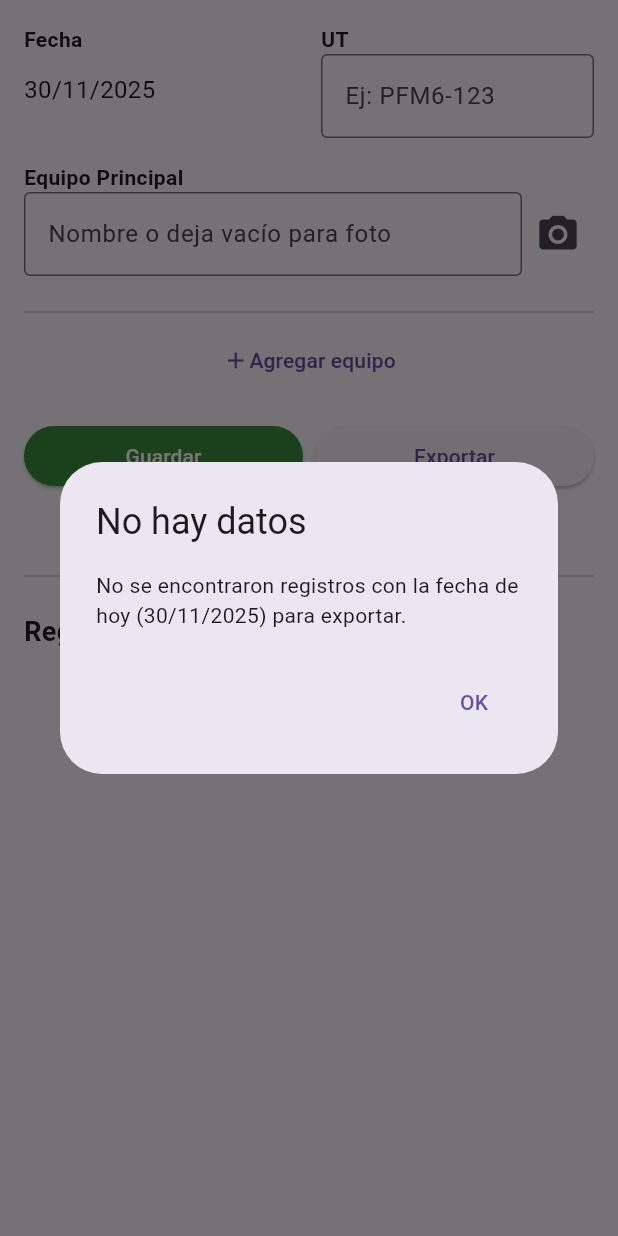
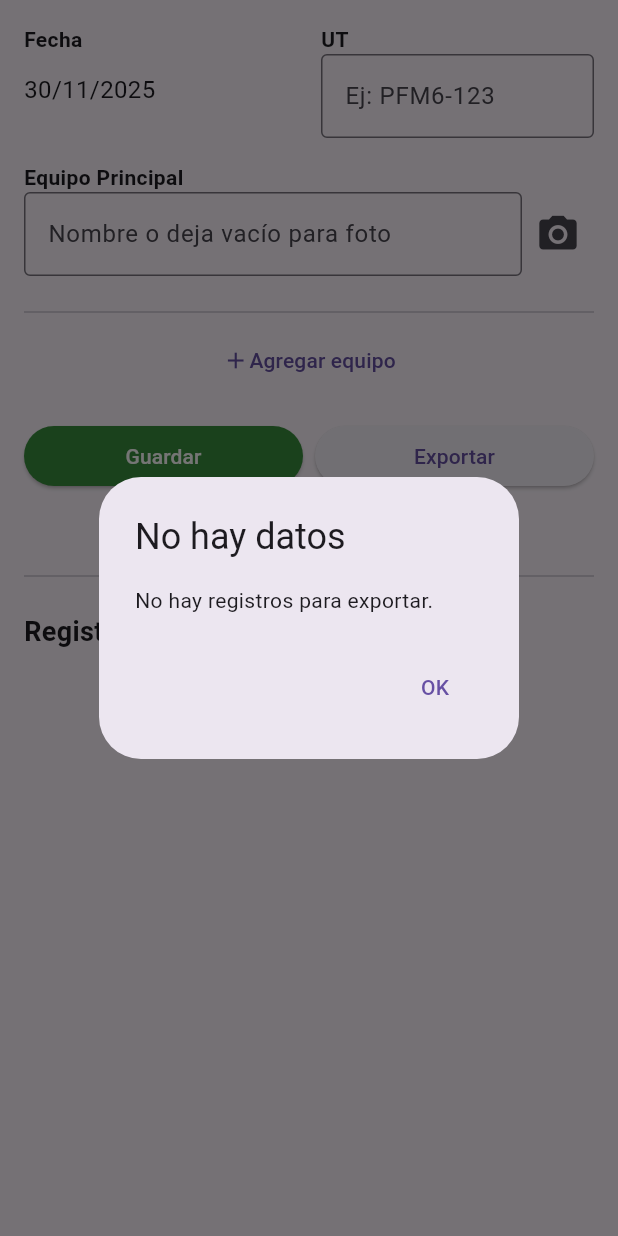
Before and after one commit to yhobany/MulReportCND, a Flutter app: the EquiposScreen screen opened directly, after a tap on "Exportar", on a phone screen of 412 x 824 dp. Run offline on Flutter 3.47's test engine with Material 3 defaults, Android fonts, the phone set to English and light mode, and no system bars; our stand-ins replace cloud_firestore, firebase_auth, firebase_core, image_picker, permission_handler, share_plus and 1 more; missing offline and left inert: dart:html; accounts and stored records are empty.

Commit message:
Mejora: Exportación flexible (sin filtro de fecha) y corrección de UI

```diff
--- a/lib/equipos_screen.dart
+++ b/lib/equipos_screen.dart
@@ -1,8 +1,7 @@
-// --- IMPORTACIONES CORREGIDAS ---
-import 'dart:convert'; // <-- ¡CORREGIDO! (dart:convert)
+// ... (Importaciones sin cambios)
+import 'dart:convert';
 import 'package:flutter/foundation.dart' show kIsWeb;
 import 'dart:io';
-// --- FIN DE LA CORRECCIÓN ---
 import 'package:flutter/material.dart';
 import 'package:image_picker/image_picker.dart';
 import 'package:permission_handler/permission_handler.dart';
@@ -22,7 +21,8 @@ class EquiposScreen extends StatefulWidget {
 }
 
 class _EquiposScreenState extends State<EquiposScreen> {
-  // (Propiedades de la clase sin cambios)
+  // (Variables y métodos init/dispose/camera/delete/save sin cambios)
+  // ...
   final FileManagerInterface fileManager = getFileManager();
   final TextEditingController _utController = TextEditingController();
   final TextEditingController _equipoPrincipalController = TextEditingController();
@@ -30,12 +30,8 @@ class _EquiposScreenState extends State<EquiposScreen> {
   List<EquipmentRecord> _savedRecords = [];
   bool _isCollapsed = false;
   Set<EquipmentRecord> _selectedRecords = {};
-  final String _currentDate =
-      "${DateTime.now().day}/${DateTime.now().month}/${DateTime.now().year}";
-  final List<String> validPrefixes = [
-    "PFM6", "PFM4", "PCM1", "PCM3", "PP30", "PP40",
-    "PP50", "PP90", "PP95", "PP20", "PR"
-  ];
+  final String _currentDate = "${DateTime.now().day}/${DateTime.now().month}/${DateTime.now().year}";
+  final List<String> validPrefixes = ["PFM6", "PFM4", "PCM1", "PCM3", "PP30", "PP40", "PP50", "PP90", "PP95", "PP20", "PR"];
   final ImagePicker _picker = ImagePicker();
 
   @override
@@ -44,8 +40,6 @@ class _EquiposScreenState extends State<EquiposScreen> {
     _loadRecords();
   }
 
-  // (El resto de funciones: _loadRecords, dispose, add/remove, _handleSave, _handleDelete no cambian)
-  // ...
   Future<void> _loadRecords() async {
     final records = await fileManager.readEquipmentRecords();
     setState(() {
@@ -118,23 +112,16 @@ class _EquiposScreenState extends State<EquiposScreen> {
     }
   }
 
-
   Future<void> _handleCamera(int? index) async {
     if (_utController.text.isEmpty) {
       _showAlertDialog('Error', 'Debe ingresar la UT antes de tomar una foto.');
       return;
     }
-
     XFile? photo;
     final ImageSource source = kIsWeb ? ImageSource.gallery : ImageSource.camera;
-
     if (kIsWeb) {
       try {
-        photo = await _picker.pickImage(
-          source: source,
-          imageQuality: 80,
-          maxWidth: 1024,
-        );
+        photo = await _picker.pickImage(source: source, imageQuality: 80, maxWidth: 1024);
       } catch (e) {
         _showAlertDialog('Error al seleccionar archivo', 'No se pudo cargar la imagen: $e');
       }
@@ -142,20 +129,14 @@ class _EquiposScreenState extends State<EquiposScreen> {
       var status = await Permission.camera.request();
       if (status.isGranted) {
         try {
-          photo = await _picker.pickImage(
-            source: source,
-            imageQuality: 80,
-            maxWidth: 1024,
-          );
+          photo = await _picker.pickImage(source: source, imageQuality: 80, maxWidth: 1024);
         } catch (e) {
           _showAlertDialog('Error de Cámara', 'No se pudo iniciar la cámara: $e');
         }
       } else if (status.isDenied || status.isPermanentlyDenied) {
-        _showAlertDialog('Permiso Denegado',
-            'No se puede usar la cámara sin permisos. Vaya a la configuración de la app para habilitarlos.');
+        _showAlertDialog('Permiso Denegado', 'No se puede usar la cámara sin permisos.');
       }
     }
-
     if (photo != null) {
       final String newFileName = await fileManager.getNextImageName(_utController.text);
       setState(() {
@@ -165,7 +146,6 @@ class _EquiposScreenState extends State<EquiposScreen> {
           _additionalEquipControllers[index].text = newFileName;
         }
       });
-      // (Paso pendiente de subir a Storage)
     }
   }
 
@@ -180,14 +160,8 @@ class _EquiposScreenState extends State<EquiposScreen> {
         title: const Text('Confirmar eliminación'),
         content: Text('¿Desea eliminar ${_selectedRecords.length} registro(s) seleccionado(s)?'),
         actions: [
-          TextButton(
-            onPressed: () => Navigator.of(context).pop(false),
-            child: const Text('Cancelar'),
-          ),
-          TextButton(
-            onPressed: () => Navigator.of(context).pop(true),
-            child: const Text('Confirmar'),
-          ),
+          TextButton(onPressed: () => Navigator.of(context).pop(false), child: const Text('Cancelar')),
+          TextButton(onPressed: () => Navigator.of(context).pop(true), child: const Text('Confirmar')),
         ],
       ),
     ) ?? false;
@@ -202,25 +176,35 @@ class _EquiposScreenState extends State<EquiposScreen> {
     }
   }
 
+  // --- FUNCIÓN DE EXPORTACIÓN (ACTUALIZADA) ---
   Future<void> _handleExport() async {
-    final String? csvContent = await fileManager.generateDatedCsvFileWithFilter();
+    // 1. DECIDIR QUÉ EXPORTAR
+    // Si hay seleccionados -> exportar seleccionados
+    // Si no hay seleccionados -> exportar TODO (_savedRecords)
+    final List<EquipmentRecord> recordsToExport =
+    _selectedRecords.isNotEmpty ? _selectedRecords.toList() : _savedRecords;
+
+    if (recordsToExport.isEmpty) {
+      _showAlertDialog('No hay datos', 'No hay registros para exportar.');
+      return;
+    }
+
+    // 2. Obtener el CONTENIDO CSV
+    final String? csvContent = await fileManager.exportRecords(recordsToExport);
 
     if (csvContent == null) {
-      _showAlertDialog('No hay datos', 'No se encontraron registros con la fecha de hoy ($_currentDate) para exportar.');
+      _showAlertDialog('Error', 'Error al generar el archivo CSV.');
       return;
     }
 
     final String dateSuffix = DateFormat('dd_MM_yy').format(DateTime.now());
-    final String fileName = "equipos_$dateSuffix.csv";
+    final String fileName = "equipos_export_$dateSuffix.csv"; // Nombre genérico
 
     if (kIsWeb) {
-      // --- LÓGICA WEB (CORREGIDA) ---
-      // Arreglamos la advertencia de 'anchor' no usado
       try {
         final bytes = utf8.encode(csvContent);
         final blob = html_stub.Blob([bytes], 'text/csv');
         final url = html_stub.Url.createObjectUrlFromBlob(blob);
-        // No necesitamos la variable 'anchor', podemos encadenar la llamada
         html_stub.AnchorElement(href: url)
           ..setAttribute("download", fileName)
           ..click();
@@ -229,9 +213,7 @@ class _EquiposScreenState extends State<EquiposScreen> {
       } catch (e) {
         _showAlertDialog('Error de Exportación Web', 'No se pudo descargar el archivo: $e');
       }
-
     } else {
-      // --- LÓGICA MÓVIL ---
       try {
         final tempDir = await getTemporaryDirectory();
         final File tempFile = File('${tempDir.path}/$fileName');
@@ -239,7 +221,7 @@ class _EquiposScreenState extends State<EquiposScreen> {
 
         await Share.shareXFiles(
           [XFile(tempFile.path)],
-          text: 'Registros de Equipos del día $_currentDate',
+          text: 'Exportación de Equipos',
           subject: 'Reporte CND - Equipos',
         );
       } catch (e) {
@@ -274,7 +256,7 @@ class _EquiposScreenState extends State<EquiposScreen> {
 
   @override
   Widget build(BuildContext context) {
-    // (El build() no cambia en absoluto)
+    // (El build() no cambia)
     return Scaffold(
       body: ListView(
         padding: const EdgeInsets.all(16.0),
--- a/lib/file_manager_firebase.dart
+++ b/lib/file_manager_firebase.dart
@@ -1,9 +1,9 @@
 // lib/file_manager_firebase.dart
 
-import 'dart:io'; // Necesario para la exportación MÓVIL
+import 'dart:io';
 import 'package:cloud_firestore/cloud_firestore.dart';
 import 'package:intl/intl.dart';
-import 'package:path_provider/path_provider.dart'; // Necesario para la exportación MÓVIL
+import 'package:path_provider/path_provider.dart';
 import 'package:shared_preferences/shared_preferences.dart';
 
 import 'equipment_record.dart';
@@ -12,8 +12,8 @@ import 'file_manager_interface.dart';
 class FileManager implements FileManagerInterface {
   final _firestore = FirebaseFirestore.instance;
 
-  // (Todas las funciones de REGISTRO no cambian)
-  // ...
+  // ... (saveDataToFile, _parseDate, searchInFile, saveEquipmentToCsv, readEquipmentRecords, deleteEquipmentRecords, getNextImageName NO CAMBIAN)
+
   @override
   Future<bool> saveDataToFile(
       String date, String ut, String point, String description) async {
@@ -75,8 +75,6 @@ class FileManager implements FileManagerInterface {
     return results;
   }
 
-  // (Funciones de EQUIPOS 'save', 'read', 'delete' no cambian)
-  // ...
   @override
   Future<bool> saveEquipmentToCsv(
       String date, String ut, String equipment) async {
@@ -137,7 +135,6 @@ class FileManager implements FileManagerInterface {
 
   @override
   Future<String> getNextImageName(String ut) async {
-    // (Esta función no cambia)
     final prefs = await SharedPreferences.getInstance();
     final prefix = ut.length >= 4 ? ut.substring(0, 4).toUpperCase() : ut.toUpperCase();
     final key = "image_counter_$prefix";
@@ -147,71 +144,18 @@ class FileManager implements FileManagerInterface {
     return fileName;
   }
 
-  // --- FUNCIÓN DE EXPORTAR (ACTUALIZADA) ---
+  // --- FUNCIÓN DE EXPORTAR ACTUALIZADA ---
   @override
-  Future<String?> generateDatedCsvFileWithFilter() async {
-
-    // 1. Obtener el rango de hoy
-    final now = DateTime.now();
-    final startOfToday = DateTime(now.year, now.month, now.day); // Hoy a las 00:00
-    final endOfToday = DateTime(now.year, now.month, now.day, 23, 59, 59); // Hoy a las 23:59
-
-    final filteredRecords = <EquipmentRecord>[];
-
-    try {
-      // 2. Pedir a Firebase solo los registros de hoy
-      final snapshot = await _firestore.collection('equipos')
-          .where('timestamp', isGreaterThanOrEqualTo: Timestamp.fromDate(startOfToday))
-          .where('timestamp', isLessThanOrEqualTo: Timestamp.fromDate(endOfToday))
-          .get();
-
-      // Convertir los documentos a EquipmentRecord
-      for (var doc in snapshot.docs) {
-        final data = doc.data() as Map<String, dynamic>;
-        filteredRecords.add(EquipmentRecord(
-          id: doc.id,
-          date: data['date_string'] ?? '',
-          ut: data['ut'] ?? '',
-          equipment: data['equipment'] ?? '',
-        ));
-      }
-
-    } catch (e) {
-      print("Error al filtrar por fecha en Firestore: $e");
-      return null; // Hubo un error
+  Future<String?> exportRecords(List<EquipmentRecord> records) async {
+    if (records.isEmpty) {
+      return null;
     }
 
-    if (filteredRecords.isEmpty) {
-      print("No hay registros de hoy para exportar.");
-      return null; // No hay datos
-    }
-
-    // 3. Crear el contenido del CSV (esto es igual que antes)
-    final csvContent = filteredRecords
+    // Convertimos la lista recibida a CSV directamente
+    final csvContent = records
         .map((r) => "${r.date},${r.ut},${r.equipment}")
         .join('\n');
 
-    // 4. Devolver el contenido o la ruta del archivo
-    // (Tu 'equipos_screen.dart' ya sabe cómo manejar esto
-    // gracias a nuestra lógica kIsWeb)
-    try {
-      final String dateSuffix = DateFormat('dd_MM_yy').format(DateTime.now());
-      final String fileName = "equipos_$dateSuffix.csv";
-
-      // getTemporaryDirectory() solo funciona en móvil
-      // así que aquí solo devolvemos el contenido si es web,
-      // o creamos el archivo si es móvil.
-      // ¡Espera! 'dart:io' no puede estar en el mismo archivo que 'dart:html'
-      // Nuestra implementación de exportación debe estar en la UI.
-
-      // --- Corrección: Devolvemos el contenido CSV a la UI ---
-      // (La UI ('equipos_screen.dart') se encargará de guardarlo
-      // en un archivo temporal si es móvil, o descargarlo si es web)
-      return csvContent;
-
-    } catch (e) {
-      print("Error al crear el string CSV: $e");
-      return null;
-    }
+    return csvContent; // Devolvemos el contenido para que la UI lo maneje
   }
 }
```
Also changed, not shown: lib/file_manager_interface.dart (+4 -9 lines), lib/file_manager_mobile.dart (+14 -34 lines), lib/file_manager_web.dart (+9 -22 lines).
